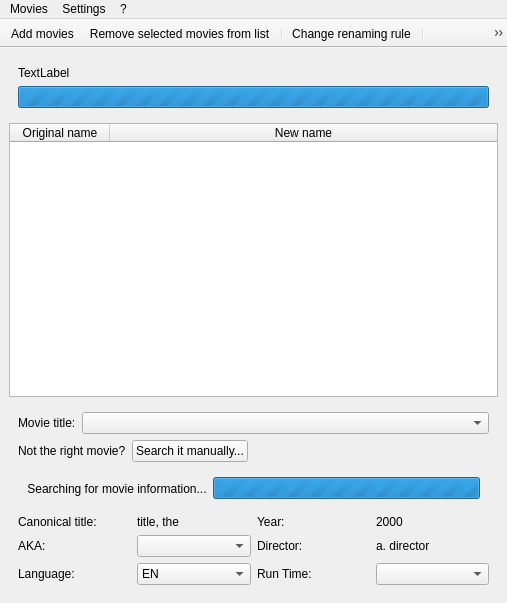
Qt form src/ui/main_window.ui (albemala/almoviesrenamer) before a commit.
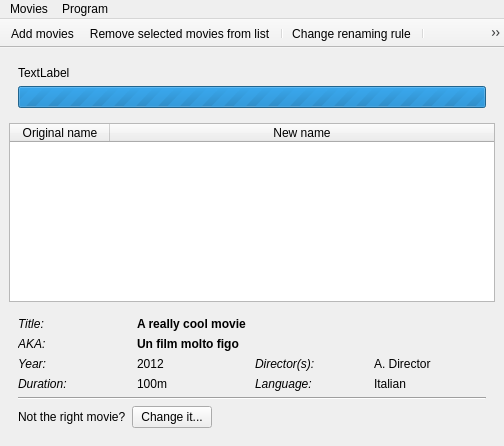
The same form after that commit. The open tabs and pages were chosen to show the change. Icons and pictures are not drawn.

Patch:
```diff
--- a/src/ui/main_window.ui
+++ b/src/ui/main_window.ui
@@ -6,8 +6,8 @@
    <rect>
     <x>0</x>
     <y>0</y>
-    <width>507</width>
-    <height>603</height>
+    <width>503</width>
+    <height>446</height>
    </rect>
   </property>
   <property name="windowIcon">
@@ -85,32 +85,142 @@
       <widget class="QWidget" name="page_2">
        <layout class="QVBoxLayout" name="verticalLayout_3">
         <item>
-         <layout class="QHBoxLayout" name="horizontalLayout_2">
-          <item>
+         <layout class="QGridLayout" name="gridLayout">
+          <item row="0" column="1" colspan="3">
+           <widget class="QLabel" name="label_title">
+            <property name="font">
+             <font>
+              <weight>75</weight>
+              <bold>true</bold>
+             </font>
+            </property>
+            <property name="text">
+             <string>A really cool movie</string>
+            </property>
+           </widget>
+          </item>
+          <item row="0" column="0">
            <widget class="QLabel" name="label_2">
-            <property name="sizePolicy">
-             <sizepolicy hsizetype="Minimum" vsizetype="Preferred">
-              <horstretch>0</horstretch>
-              <verstretch>0</verstretch>
-             </sizepolicy>
+            <property name="font">
+             <font>
+              <italic>true</italic>
+             </font>
             </property>
             <property name="text">
-             <string>Movie title:</string>
+             <string>Title:</string>
             </property>
            </widget>
           </item>
-          <item>
-           <widget class="QComboBox" name="combo_movie_titles">
-            <property name="sizePolicy">
-             <sizepolicy hsizetype="Expanding" vsizetype="Fixed">
-              <horstretch>0</horstretch>
-              <verstretch>0</verstretch>
-             </sizepolicy>
+          <item row="1" column="0">
+           <widget class="QLabel" name="label_12">
+            <property name="font">
+             <font>
+              <italic>true</italic>
+             </font>
+            </property>
+            <property name="text">
+             <string>AKA:</string>
+            </property>
+           </widget>
+          </item>
+          <item row="1" column="1" colspan="3">
+           <widget class="QLabel" name="label_aka">
+            <property name="font">
+             <font>
+              <weight>75</weight>
+              <bold>true</bold>
+             </font>
+            </property>
+            <property name="text">
+             <string>Un film molto figo</string>
+            </property>
+           </widget>
+          </item>
+          <item row="2" column="0">
+           <widget class="QLabel" name="label_13">
+            <property name="font">
+             <font>
+              <italic>true</italic>
+             </font>
+            </property>
+            <property name="text">
+             <string>Year:</string>
+            </property>
+           </widget>
+          </item>
+          <item row="2" column="1">
+           <widget class="QLabel" name="label_year">
+            <property name="text">
+             <string>2012</string>
+            </property>
+           </widget>
+          </item>
+          <item row="2" column="2">
+           <widget class="QLabel" name="label_14">
+            <property name="font">
+             <font>
+              <italic>true</italic>
+             </font>
+            </property>
+            <property name="text">
+             <string>Director(s):</string>
+            </property>
+           </widget>
+          </item>
+          <item row="2" column="3">
+           <widget class="QLabel" name="label_director">
+            <property name="text">
+             <string>A. Director</string>
+            </property>
+           </widget>
+          </item>
+          <item row="3" column="0">
+           <widget class="QLabel" name="label_16">
+            <property name="font">
+             <font>
+              <italic>true</italic>
+             </font>
+            </property>
+            <property name="text">
+             <string>Duration:</string>
+            </property>
+           </widget>
+          </item>
+          <item row="3" column="2">
+           <widget class="QLabel" name="label_15">
+            <property name="font">
+             <font>
+              <italic>true</italic>
+             </font>
+            </property>
+            <property name="text">
+             <string>Language:</string>
+            </property>
+           </widget>
+          </item>
+          <item row="3" column="1">
+           <widget class="QLabel" name="label_duration">
+            <property name="text">
+             <string>100m</string>
+            </property>
+           </widget>
+          </item>
+          <item row="3" column="3">
+           <widget class="QLabel" name="label_language">
+            <property name="text">
+             <string>Italian</string>
             </property>
            </widget>
           </item>
          </layout>
         </item>
+        <item>
+         <widget class="Line" name="line">
+          <property name="orientation">
+           <enum>Qt::Horizontal</enum>
+          </property>
+         </widget>
+        </item>
         <item>
          <layout class="QHBoxLayout" name="horizontalLayout_6">
           <item>
@@ -121,16 +231,9 @@
            </widget>
           </item>
           <item>
-           <widget class="QPushButton" name="button_manual_title_search">
+           <widget class="QPushButton" name="button_change_associated_movie">
             <property name="text">
-             <string>Search it manually...</string>
-            </property>
-            <property name="icon">
-             <iconset>
-              <normaloff>icons/magnifier.png</normaloff>icons/magnifier.png</iconset>
-            </property>
-            <property name="checkable">
-             <bool>true</bool>
+             <string>Change it...</string>
             </property>
            </widget>
           </item>
@@ -149,185 +252,6 @@
           </item>
          </layout>
         </item>
-        <item>
-         <widget class="QStackedWidget" name="stack_title_search">
-          <property name="currentIndex">
-           <number>0</number>
-          </property>
-          <widget class="QWidget" name="page">
-           <layout class="QHBoxLayout" name="horizontalLayout">
-            <item>
-             <widget class="QLineEdit" name="text_title_search">
-              <property name="font">
-               <font>
-                <family>DejaVu Sans Mono</family>
-               </font>
-              </property>
-             </widget>
-            </item>
-            <item>
-             <widget class="QPushButton" name="button_title_search">
-              <property name="text">
-               <string>Search...</string>
-              </property>
-              <property name="icon">
-               <iconset>
-                <normaloff>icons/magnifier.png</normaloff>icons/magnifier.png</iconset>
-              </property>
-             </widget>
-            </item>
-           </layout>
-          </widget>
-          <widget class="QWidget" name="page_3">
-           <layout class="QHBoxLayout" name="horizontalLayout_4">
-            <item>
-             <widget class="QLabel" name="label_8">
-              <property name="text">
-               <string>Searching for movie information...</string>
-              </property>
-              <property name="alignment">
-               <set>Qt::AlignCenter</set>
-              </property>
-             </widget>
-            </item>
-            <item>
-             <widget class="QProgressBar" name="progress_searching">
-              <property name="maximum">
-               <number>0</number>
-              </property>
-              <property name="textVisible">
-               <bool>false</bool>
-              </property>
-             </widget>
-            </item>
-           </layout>
-          </widget>
-          <widget class="QWidget" name="page_5">
-           <layout class="QHBoxLayout" name="horizontalLayout_7">
-            <item>
-             <widget class="QLabel" name="label_18">
-              <property name="text">
-               <string>I cannot find that movie.</string>
-              </property>
-             </widget>
-            </item>
-            <item>
-             <widget class="QPushButton" name="button_title_new_research">
-              <property name="text">
-               <string>Search again...</string>
-              </property>
-              <property name="icon">
-               <iconset>
-                <normaloff>icons/magnifier.png</normaloff>icons/magnifier.png</iconset>
-              </property>
-             </widget>
-            </item>
-           </layout>
-          </widget>
-         </widget>
-        </item>
-        <item>
-         <layout class="QGridLayout" name="gridLayout">
-          <item row="0" column="2">
-           <widget class="QLabel" name="label_13">
-            <property name="text">
-             <string>Year:</string>
-            </property>
-           </widget>
-          </item>
-          <item row="1" column="2">
-           <widget class="QLabel" name="label_14">
-            <property name="text">
-             <string>Director:</string>
-            </property>
-           </widget>
-          </item>
-          <item row="2" column="2">
-           <widget class="QLabel" name="label_16">
-            <property name="text">
-             <string>Run Time:</string>
-            </property>
-           </widget>
-          </item>
-          <item row="0" column="3">
-           <widget class="QLabel" name="label_year">
-            <property name="text">
-             <string>2000</string>
-            </property>
-           </widget>
-          </item>
-          <item row="1" column="3">
-           <widget class="QLabel" name="label_director">
-            <property name="text">
-             <string>a. director</string>
-            </property>
-           </widget>
-          </item>
-          <item row="2" column="3">
-           <widget class="QComboBox" name="combo_runtime"/>
-          </item>
-          <item row="0" column="0">
-           <widget class="QLabel" name="label_11">
-            <property name="text">
-             <string>Canonical title:</string>
-            </property>
-           </widget>
-          </item>
-          <item row="0" column="1">
-           <widget class="QLabel" name="label_canonical_title">
-            <property name="text">
-             <string>title, the</string>
-            </property>
-           </widget>
-          </item>
-          <item row="1" column="0">
-           <widget class="QLabel" name="label_12">
-            <property name="text">
-             <string>AKA:</string>
-            </property>
-           </widget>
-          </item>
-          <item row="1" column="1">
-           <widget class="QComboBox" name="combo_aka"/>
-          </item>
-          <item row="2" column="0">
-           <widget class="QLabel" name="label_15">
-            <property name="text">
-             <string>Language:</string>
-            </property>
-           </widget>
-          </item>
-          <item row="2" column="1">
-           <widget class="QComboBox" name="combo_language">
-            <item>
-             <property name="text">
-              <string>EN</string>
-             </property>
-            </item>
-            <item>
-             <property name="text">
-              <string>ES</string>
-             </property>
-            </item>
-            <item>
-             <property name="text">
-              <string>DE</string>
-             </property>
-            </item>
-            <item>
-             <property name="text">
-              <string>FR</string>
-             </property>
-            </item>
-            <item>
-             <property name="text">
-              <string>IT</string>
-             </property>
-            </item>
-           </widget>
-          </item>
-         </layout>
-        </item>
        </layout>
       </widget>
       <widget class="QWidget" name="page_4">
@@ -379,8 +303,8 @@
            <string>&lt;!DOCTYPE HTML PUBLIC &quot;-//W3C//DTD HTML 4.0//EN&quot; &quot;http://www.w3.org/TR/REC-html40/strict.dtd&quot;&gt;
 &lt;html&gt;&lt;head&gt;&lt;meta name=&quot;qrichtext&quot; content=&quot;1&quot; /&gt;&lt;style type=&quot;text/css&quot;&gt;
 p, li { white-space: pre-wrap; }
-&lt;/style&gt;&lt;/head&gt;&lt;body style=&quot; font-family:'Ubuntu'; font-size:11pt; font-weight:400; font-style:normal;&quot;&gt;
-&lt;p style=&quot; margin-top:0px; margin-bottom:0px; margin-left:0px; margin-right:0px; -qt-block-indent:0; text-indent:0px;&quot;&gt;&lt;span style=&quot; color:#ff0000;&quot;&gt;TextLabel&lt;/span&gt;&lt;/p&gt;&lt;/body&gt;&lt;/html&gt;</string>
+&lt;/style&gt;&lt;/head&gt;&lt;body style=&quot; font-family:'MS Shell Dlg 2'; font-size:8pt; font-weight:600; font-style:normal;&quot;&gt;
+&lt;p style=&quot; margin-top:0px; margin-bottom:0px; margin-left:0px; margin-right:0px; -qt-block-indent:0; text-indent:0px;&quot;&gt;&lt;span style=&quot; font-family:'Ubuntu'; font-size:11pt; font-weight:400; color:#ff0000;&quot;&gt;ERROR!&lt;/span&gt;&lt;/p&gt;&lt;/body&gt;&lt;/html&gt;</string>
           </property>
          </widget>
         </item>
@@ -408,16 +332,10 @@
     <rect>
      <x>0</x>
      <y>0</y>
-     <width>507</width>
+     <width>503</width>
      <height>21</height>
     </rect>
    </property>
-   <widget class="QMenu" name="menu">
-    <property name="title">
-     <string>?</string>
-    </property>
-    <addaction name="action_about"/>
-   </widget>
    <widget class="QMenu" name="menuMovies">
     <property name="title">
      <string>Movies</string>
@@ -429,19 +347,19 @@
     <addaction name="action_remove_selected_movies"/>
     <addaction name="action_remove_all_movies"/>
     <addaction name="separator"/>
-    <addaction name="action_change_rename_pattern"/>
+    <addaction name="action_change_renaming_rule"/>
     <addaction name="separator"/>
     <addaction name="action_rename_movies"/>
    </widget>
    <widget class="QMenu" name="menuSettings">
     <property name="title">
-     <string>Settings</string>
+     <string>Program</string>
     </property>
-    <addaction name="action_settings"/>
+    <addaction name="action_preferences"/>
+    <addaction name="action_about"/>
    </widget>
    <addaction name="menuMovies"/>
    <addaction name="menuSettings"/>
-   <addaction name="menu"/>
   </widget>
   <widget class="QToolBar" name="toolBar">
    <property name="windowTitle">
@@ -459,22 +377,10 @@
    <addaction name="action_add_movies"/>
    <addaction name="action_remove_selected_movies"/>
    <addaction name="separator"/>
-   <addaction name="action_change_rename_pattern"/>
+   <addaction name="action_change_renaming_rule"/>
    <addaction name="separator"/>
    <addaction name="action_rename_movies"/>
   </widget>
-  <action name="action_about">
-   <property name="icon">
-    <iconset>
-     <normaloff>icons/information.png</normaloff>icons/information.png</iconset>
-   </property>
-   <property name="text">
-    <string>About ALmoviesRenamer</string>
-   </property>
-   <property name="toolTip">
-    <string>About ALmoviesRenamer</string>
-   </property>
-  </action>
   <action name="action_add_movies">
    <property name="icon">
     <iconset>
@@ -526,7 +432,7 @@
     <string>Remove all movies from list</string>
    </property>
   </action>
-  <action name="action_change_rename_pattern">
+  <action name="action_change_renaming_rule">
    <property name="icon">
     <iconset>
      <normaloff>icons/tag.png</normaloff>icons/tag.png</iconset>
@@ -547,18 +453,27 @@
     <string>Rename movies</string>
    </property>
   </action>
-  <action name="action_settings">
+  <action name="action_preferences">
    <property name="icon">
     <iconset>
-     <normaloff>icons/equalizer.png</normaloff>icons/equalizer.png</iconset>
+     <normaloff>icons/wrench-screwdriver.png</normaloff>icons/wrench-screwdriver.png</iconset>
    </property>
    <property name="text">
-    <string>Settings...</string>
+    <string>Preferences...</string>
    </property>
    <property name="toolTip">
     <string>Change settings</string>
    </property>
   </action>
+  <action name="action_about">
+   <property name="icon">
+    <iconset>
+     <normaloff>icons/information.png</normaloff>icons/information.png</iconset>
+   </property>
+   <property name="text">
+    <string>About...</string>
+   </property>
+  </action>
  </widget>
  <resources/>
  <connections/>
```
